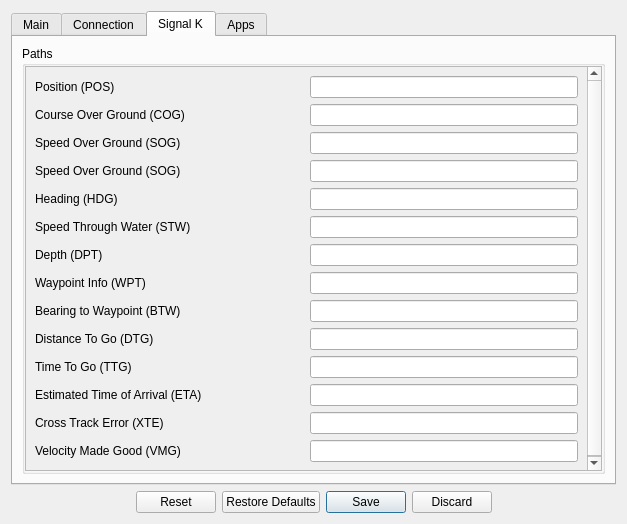
This is ui/Settings.ui in OpenFairWind/FairWindSK as Qt 5 draws it before an edit. The edited form follows.
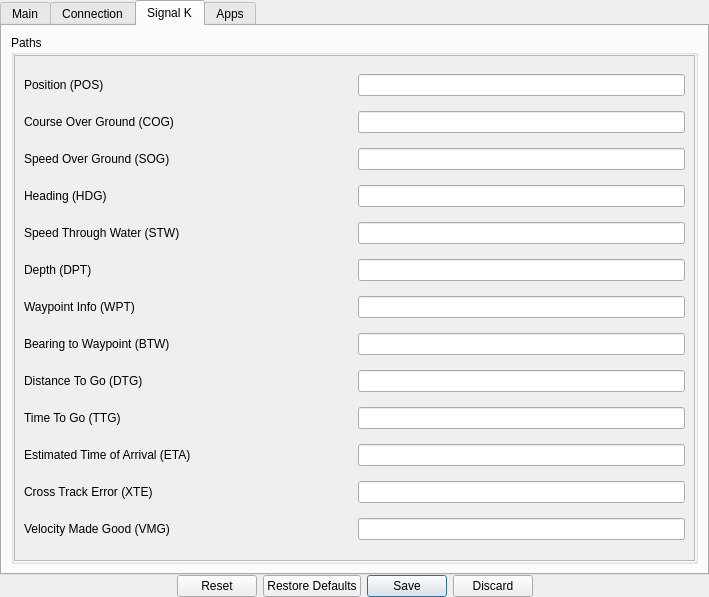
This is the edited form. The open tabs and pages were chosen to show the change.

The edit to the form file:
```diff
--- a/ui/Settings.ui
+++ b/ui/Settings.ui
@@ -6,14 +6,32 @@
    <rect>
     <x>0</x>
     <y>0</y>
-    <width>627</width>
-    <height>524</height>
+    <width>709</width>
+    <height>597</height>
    </rect>
   </property>
   <property name="windowTitle">
    <string>Settings</string>
   </property>
+  <property name="styleSheet">
+   <string notr="true"/>
+  </property>
   <layout class="QGridLayout" name="gridLayout_Settings">
+   <property name="leftMargin">
+    <number>0</number>
+   </property>
+   <property name="topMargin">
+    <number>0</number>
+   </property>
+   <property name="rightMargin">
+    <number>0</number>
+   </property>
+   <property name="bottomMargin">
+    <number>0</number>
+   </property>
+   <property name="spacing">
+    <number>0</number>
+   </property>
    <item row="0" column="0">
     <layout class="QVBoxLayout" name="verticalLayout">
      <item>
@@ -429,57 +447,27 @@
                 <rect>
                  <x>0</x>
                  <y>0</y>
-                 <width>547</width>
-                 <height>448</height>
+                 <width>653</width>
+                 <height>480</height>
                 </rect>
                </property>
                <layout class="QGridLayout" name="gridLayout_SignalK_Paths">
                 <property name="horizontalSpacing">
                  <number>-1</number>
                 </property>
-                <item row="8" column="0">
-                 <widget class="QLabel" name="label_SignalK_WPT">
-                  <property name="sizePolicy">
-                   <sizepolicy hsizetype="Expanding" vsizetype="Fixed">
-                    <horstretch>0</horstretch>
-                    <verstretch>0</verstretch>
-                   </sizepolicy>
-                  </property>
-                  <property name="text">
-                   <string>Waypoint Info (WPT)</string>
-                  </property>
-                 </widget>
+                <item row="9" column="1">
+                 <widget class="QLineEdit" name="lineEdit_SignalK_DTG"/>
                 </item>
-                <item row="6" column="1">
-                 <widget class="QLineEdit" name="lineEdit_SignalK_STW"/>
+                <item row="7" column="1">
+                 <widget class="QLineEdit" name="lineEdit_SignalK_WPT"/>
                 </item>
-                <item row="12" column="0">
-                 <widget class="QLabel" name="label_SignalK_ETA">
-                  <property name="sizePolicy">
-                   <sizepolicy hsizetype="Expanding" vsizetype="Fixed">
-                    <horstretch>0</horstretch>
-                    <verstretch>0</verstretch>
-                   </sizepolicy>
-                  </property>
-                  <property name="text">
-                   <string>Estimated Time of Arrival (ETA)</string>
-                  </property>
-                 </widget>
+                <item row="10" column="1">
+                 <widget class="QLineEdit" name="lineEdit_SignalK_TTG"/>
                 </item>
-                <item row="5" column="0">
-                 <widget class="QLabel" name="label_SignalK_HDG">
-                  <property name="sizePolicy">
-                   <sizepolicy hsizetype="Expanding" vsizetype="Fixed">
-                    <horstretch>0</horstretch>
-                    <verstretch>0</verstretch>
-                   </sizepolicy>
-                  </property>
-                  <property name="text">
-                   <string>Heading (HDG)</string>
-                  </property>
-                 </widget>
+                <item row="8" column="1">
+                 <widget class="QLineEdit" name="lineEdit_SignalK_BTW"/>
                 </item>
-                <item row="7" column="0">
+                <item row="6" column="0">
                  <widget class="QLabel" name="label_SignalK_DPT">
                   <property name="sizePolicy">
                    <sizepolicy hsizetype="Expanding" vsizetype="Fixed">
@@ -492,7 +480,7 @@
                   </property>
                  </widget>
                 </item>
-                <item row="11" column="0">
+                <item row="10" column="0">
                  <widget class="QLabel" name="label_SignalK_TTG">
                   <property name="sizePolicy">
                    <sizepolicy hsizetype="Expanding" vsizetype="Fixed">
@@ -505,11 +493,24 @@
                   </property>
                  </widget>
                 </item>
-                <item row="10" column="1">
-                 <widget class="QLineEdit" name="lineEdit_SignalK_DTG"/>
+                <item row="12" column="1">
+                 <widget class="QLineEdit" name="lineEdit_SignalK_XTE"/>
+                </item>
+                <item row="9" column="0">
+                 <widget class="QLabel" name="label_SignalK_DTG">
+                  <property name="sizePolicy">
+                   <sizepolicy hsizetype="Expanding" vsizetype="Fixed">
+                    <horstretch>0</horstretch>
+                    <verstretch>0</verstretch>
+                   </sizepolicy>
+                  </property>
+                  <property name="text">
+                   <string>Distance To Go (DTG)</string>
+                  </property>
+                 </widget>
                 </item>
                 <item row="13" column="0">
-                 <widget class="QLabel" name="label_SignalK_XTE">
+                 <widget class="QLabel" name="label_SignalK_VMG">
                   <property name="sizePolicy">
                    <sizepolicy hsizetype="Expanding" vsizetype="Fixed">
                     <horstretch>0</horstretch>
@@ -517,18 +518,57 @@
                    </sizepolicy>
                   </property>
                   <property name="text">
-                   <string>Cross Track Error (XTE)</string>
+                   <string>Velocity Made Good (VMG)</string>
+                  </property>
+                 </widget>
+                </item>
+                <item row="7" column="0">
+                 <widget class="QLabel" name="label_SignalK_WPT">
+                  <property name="sizePolicy">
+                   <sizepolicy hsizetype="Expanding" vsizetype="Fixed">
+                    <horstretch>0</horstretch>
+                    <verstretch>0</verstretch>
+                   </sizepolicy>
+                  </property>
+                  <property name="text">
+                   <string>Waypoint Info (WPT)</string>
                   </property>
                  </widget>
                 </item>
                 <item row="2" column="1">
                  <widget class="QLineEdit" name="lineEdit_SignalK_COG"/>
                 </item>
-                <item row="12" column="1">
+                <item row="12" column="0">
+                 <widget class="QLabel" name="label_SignalK_XTE">
+                  <property name="sizePolicy">
+                   <sizepolicy hsizetype="Expanding" vsizetype="Fixed">
+                    <horstretch>0</horstretch>
+                    <verstretch>0</verstretch>
+                   </sizepolicy>
+                  </property>
+                  <property name="text">
+                   <string>Cross Track Error (XTE)</string>
+                  </property>
+                 </widget>
+                </item>
+                <item row="5" column="0">
+                 <widget class="QLabel" name="label_SignalK_STW">
+                  <property name="sizePolicy">
+                   <sizepolicy hsizetype="Expanding" vsizetype="Fixed">
+                    <horstretch>0</horstretch>
+                    <verstretch>0</verstretch>
+                   </sizepolicy>
+                  </property>
+                  <property name="text">
+                   <string>Speed Through Water (STW)</string>
+                  </property>
+                 </widget>
+                </item>
+                <item row="11" column="1">
                  <widget class="QLineEdit" name="lineEdit_SignalK_ETA"/>
                 </item>
-                <item row="2" column="0">
-                 <widget class="QLabel" name="label_SignalK_COG">
+                <item row="3" column="0">
+                 <widget class="QLabel" name="label_SignalK_SOG">
                   <property name="sizePolicy">
                    <sizepolicy hsizetype="Expanding" vsizetype="Fixed">
                     <horstretch>0</horstretch>
@@ -536,15 +576,12 @@
                    </sizepolicy>
                   </property>
                   <property name="text">
-                   <string>Course Over Ground (COG)</string>
+                   <string>Speed Over Ground (SOG)</string>
                   </property>
                  </widget>
                 </item>
-                <item row="8" column="1">
-                 <widget class="QLineEdit" name="lineEdit_SignalK_WPT"/>
-                </item>
-                <item row="7" column="1">
-                 <widget class="QLineEdit" name="lineEdit_SignalK_DPT"/>
+                <item row="5" column="1">
+                 <widget class="QLineEdit" name="lineEdit_SignalK_STW"/>
                 </item>
                 <item row="1" column="0">
                  <widget class="QLabel" name="label_SignalK_Position">
@@ -559,97 +596,13 @@
                   </property>
                  </widget>
                 </item>
-                <item row="4" column="0">
-                 <widget class="QLabel" name="label_SignalK_SOG">
-                  <property name="sizePolicy">
-                   <sizepolicy hsizetype="Expanding" vsizetype="Fixed">
-                    <horstretch>0</horstretch>
-                    <verstretch>0</verstretch>
-                   </sizepolicy>
-                  </property>
-                  <property name="text">
-                   <string>Speed Over Ground (SOG)</string>
-                  </property>
-                 </widget>
-                </item>
-                <item row="5" column="1">
-                 <widget class="QLineEdit" name="lineEdit_SignalK_HDG"/>
-                </item>
-                <item row="13" column="1">
-                 <widget class="QLineEdit" name="lineEdit_SignalK_XTE"/>
-                </item>
-                <item row="6" column="0">
-                 <widget class="QLabel" name="label_SignalK_STW">
-                  <property name="sizePolicy">
-                   <sizepolicy hsizetype="Expanding" vsizetype="Fixed">
-                    <horstretch>0</horstretch>
-                    <verstretch>0</verstretch>
-                   </sizepolicy>
-                  </property>
-                  <property name="text">
-                   <string>Speed Through Water (STW)</string>
-                  </property>
-                 </widget>
-                </item>
-                <item row="10" column="0">
-                 <widget class="QLabel" name="label_SignalK_DTG">
-                  <property name="sizePolicy">
-                   <sizepolicy hsizetype="Expanding" vsizetype="Fixed">
-                    <horstretch>0</horstretch>
-                    <verstretch>0</verstretch>
-                   </sizepolicy>
-                  </property>
-                  <property name="text">
-                   <string>Distance To Go (DTG)</string>
-                  </property>
-                 </widget>
-                </item>
-                <item row="4" column="1">
-                 <widget class="QLineEdit" name="lineEdit_SignalK_SOG"/>
-                </item>
-                <item row="9" column="1">
-                 <widget class="QLineEdit" name="lineEdit_SignalK_BTW"/>
+                <item row="6" column="1">
+                 <widget class="QLineEdit" name="lineEdit_SignalK_DPT"/>
                 </item>
                 <item row="3" column="1">
                  <widget class="QLineEdit" name="lineEdit_SignalK_SOG"/>
                 </item>
-                <item row="11" column="1">
-                 <widget class="QLineEdit" name="lineEdit_SignalK_TTG"/>
-                </item>
-                <item row="1" column="1">
-                 <widget class="QLineEdit" name="lineEdit_SignalK_Position">
-                  <property name="text">
-                   <string/>
-                  </property>
-                 </widget>
-                </item>
-                <item row="14" column="0">
-                 <widget class="QLabel" name="label_SignalK_VMG">
-                  <property name="sizePolicy">
-                   <sizepolicy hsizetype="Expanding" vsizetype="Fixed">
-                    <horstretch>0</horstretch>
-                    <verstretch>0</verstretch>
-                   </sizepolicy>
-                  </property>
-                  <property name="text">
-                   <string>Velocity Made Good (VMG)</string>
-                  </property>
-                 </widget>
-                </item>
-                <item row="3" column="0">
-                 <widget class="QLabel" name="label_SignalK_SOG">
-                  <property name="sizePolicy">
-                   <sizepolicy hsizetype="Expanding" vsizetype="Fixed">
-                    <horstretch>0</horstretch>
-                    <verstretch>0</verstretch>
-                   </sizepolicy>
-                  </property>
-                  <property name="text">
-                   <string>Speed Over Ground (SOG)</string>
-                  </property>
-                 </widget>
-                </item>
-                <item row="9" column="0">
+                <item row="8" column="0">
                  <widget class="QLabel" name="label_SignalK_SOG">
                   <property name="sizePolicy">
                    <sizepolicy hsizetype="Expanding" vsizetype="Fixed">
@@ -662,9 +615,58 @@
                   </property>
                  </widget>
                 </item>
-                <item row="14" column="1">
+                <item row="2" column="0">
+                 <widget class="QLabel" name="label_SignalK_COG">
+                  <property name="sizePolicy">
+                   <sizepolicy hsizetype="Expanding" vsizetype="Fixed">
+                    <horstretch>0</horstretch>
+                    <verstretch>0</verstretch>
+                   </sizepolicy>
+                  </property>
+                  <property name="text">
+                   <string>Course Over Ground (COG)</string>
+                  </property>
+                 </widget>
+                </item>
+                <item row="13" column="1">
                  <widget class="QLineEdit" name="lineEdit_SignalK_VMG"/>
                 </item>
+                <item row="1" column="1">
+                 <widget class="QLineEdit" name="lineEdit_SignalK_POS">
+                  <property name="text">
+                   <string/>
+                  </property>
+                 </widget>
+                </item>
+                <item row="11" column="0">
+                 <widget class="QLabel" name="label_SignalK_ETA">
+                  <property name="sizePolicy">
+                   <sizepolicy hsizetype="Expanding" vsizetype="Fixed">
+                    <horstretch>0</horstretch>
+                    <verstretch>0</verstretch>
+                   </sizepolicy>
+                  </property>
+                  <property name="text">
+                   <string>Estimated Time of Arrival (ETA)</string>
+                  </property>
+                 </widget>
+                </item>
+                <item row="4" column="0">
+                 <widget class="QLabel" name="label_SignalK_HDG">
+                  <property name="sizePolicy">
+                   <sizepolicy hsizetype="Expanding" vsizetype="Fixed">
+                    <horstretch>0</horstretch>
+                    <verstretch>0</verstretch>
+                   </sizepolicy>
+                  </property>
+                  <property name="text">
+                   <string>Heading (HDG)</string>
+                  </property>
+                 </widget>
+                </item>
+                <item row="4" column="1">
+                 <widget class="QLineEdit" name="lineEdit_SignalK_HDG"/>
+                </item>
                </layout>
               </widget>
              </widget>
```
Left out of the diff: 36 changed lines with no effect on the pictures.
